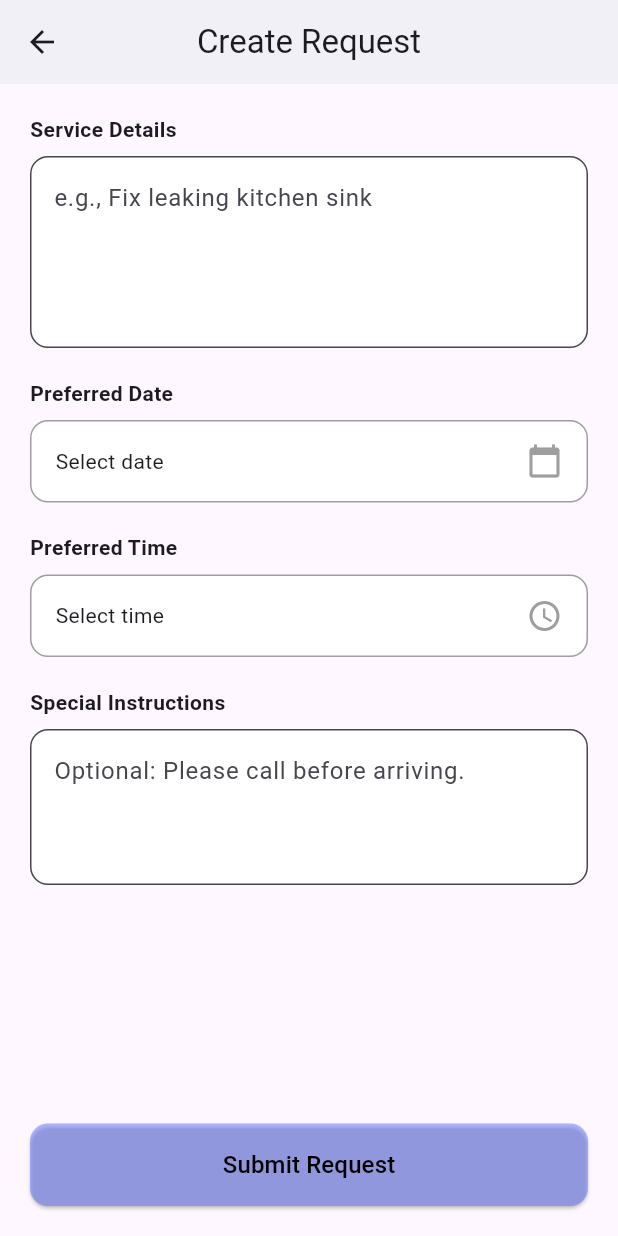
After one commit to S-Dulanjana/ServiceLink, a Flutter app: the CreateRequestPage screen opened directly, on a phone screen of 412 x 824 dp. The commit adds this screen. Run offline on Flutter 3.47's test engine with Material 3 defaults, Android fonts, the light colour scheme and no system bars.

Commit message:
add some pages 3

```diff
--- /dev/null
+++ b/lib/pages/request/create_request.dart
@@ -0,0 +1,234 @@
+import 'package:flutter/material.dart';
+
+class CreateRequestPage extends StatefulWidget {
+  const CreateRequestPage({super.key});
+
+  @override
+  State<CreateRequestPage> createState() => _CreateRequestPageState();
+}
+
+class _CreateRequestPageState extends State<CreateRequestPage> {
+  final TextEditingController serviceController = TextEditingController();
+  final TextEditingController instructionController = TextEditingController();
+
+  DateTime? selectedDate;
+  TimeOfDay? selectedTime;
+
+  @override
+  void dispose() {
+    serviceController.dispose();
+    instructionController.dispose();
+    super.dispose();
+  }
+
+  @override
+  Widget build(BuildContext context) {
+    bool dark = Theme.of(context).brightness == Brightness.dark;
+
+    return Scaffold(
+      appBar: AppBar(
+        backgroundColor: dark
+            ? const Color(0xFF121212)
+            : const Color(0xFFF8F9FA),
+        elevation: 1,
+        leading: IconButton(
+          icon: const Icon(Icons.arrow_back),
+          onPressed: () {
+            if (Navigator.canPop(context)) Navigator.pop(context);
+          },
+        ),
+        title: const Text("Create Request"),
+        centerTitle: true,
+      ),
+
+      // SafeArea kept inside Scaffold so layout is bounded
+      body: SafeArea(
+        child: Padding(
+          padding: const EdgeInsets.all(20),
+          child: Column(
+            children: [
+              // scrollable content
+              Expanded(
+                child: ListView(
+                  children: [
+                    /// SERVICE DETAILS
+                    buildTitle("Service Details"),
+                    buildTextArea(
+                      controller: serviceController,
+                      hint: "e.g., Fix leaking kitchen sink",
+                      maxLines: 4,
+                      dark: dark,
+                    ),
+
+                    const SizedBox(height: 20),
+
+                    /// DATE PICKER
+                    buildTitle("Preferred Date"),
+                    buildPickerField(
+                      hint: selectedDate == null
+                          ? "Select date"
+                          : "${selectedDate!.day}/${selectedDate!.month}/${selectedDate!.year}",
+                      icon: Icons.calendar_today,
+                      onTap: () async {
+                        DateTime? picked = await showDatePicker(
+                          context: context,
+                          initialDate: selectedDate ?? DateTime.now(),
+                          firstDate: DateTime.now(),
+                          lastDate: DateTime(2100),
+                        );
+
+                        if (picked != null) {
+                          setState(() => selectedDate = picked);
+                        }
+                      },
+                      dark: dark,
+                    ),
+
+                    const SizedBox(height: 20),
+
+                    /// TIME PICKER
+                    buildTitle("Preferred Time"),
+                    buildPickerField(
+                      hint: selectedTime == null
+                          ? "Select time"
+                          : selectedTime!.format(context),
+                      icon: Icons.schedule,
+                      onTap: () async {
+                        TimeOfDay? picked = await showTimePicker(
+                          context: context,
+                          initialTime: selectedTime ?? TimeOfDay.now(),
+                        );
+
+                        if (picked != null) {
+                          setState(() => selectedTime = picked);
+                        }
+                      },
+                      dark: dark,
+                    ),
+
+                    const SizedBox(height: 20),
+
+                    /// SPECIAL INSTRUCTIONS
+                    buildTitle("Special Instructions"),
+                    buildTextArea(
+                      controller: instructionController,
+                      hint: "Optional: Please call before arriving.",
+                      maxLines: 3,
+                      dark: dark,
+                    ),
+
+                    // add some bottom padding so the last field is scrolled above the button
+                    const SizedBox(height: 24),
+                  ],
+                ),
+              ),
+
+              // SUBMIT BUTTON (always visible at bottom)
+              SizedBox(
+                width: double.infinity,
+                height: 55,
+                child: ElevatedButton(
+                  onPressed: submitRequest,
+                  style: ElevatedButton.styleFrom(
+                    backgroundColor: const Color(0xFF6A7BFF).withOpacity(0.5),
+                    shape: RoundedRectangleBorder(
+                      borderRadius: BorderRadius.circular(12),
+                    ),
+                  ),
+                  child: const Text(
+                    "Submit Request",
+                    style: TextStyle(fontSize: 16, color: Colors.black),
+                  ),
+                ),
+              ),
+            ],
+          ),
+        ),
+      ),
+    );
+  }
+
+  // ===== WIDGETS =====
+
+  Widget buildTitle(String text) {
+    return Padding(
+      padding: const EdgeInsets.only(bottom: 8),
+      child: Text(text, style: const TextStyle(fontWeight: FontWeight.bold)),
+    );
+  }
+
+  Widget buildTextArea({
+    required TextEditingController controller,
+    required String hint,
+    required int maxLines,
+    required bool dark,
+  }) {
+    return TextField(
+      controller: controller,
+      maxLines: maxLines,
+      decoration: InputDecoration(
+        hintText: hint,
+        filled: true,
+        fillColor: dark ? const Color(0xFF1E1E1E) : Colors.white,
+        border: OutlineInputBorder(
+          borderRadius: BorderRadius.circular(12),
+          borderSide: const BorderSide(color: Colors.grey),
+        ),
+      ),
+    );
+  }
+
+  Widget buildPickerField({
+    required String hint,
+    required IconData icon,
+    required VoidCallback onTap,
+    required bool dark,
+  }) {
+    return InkWell(
+      onTap: onTap,
+      child: Container(
+        height: 55,
+        padding: const EdgeInsets.symmetric(horizontal: 16),
+        alignment: Alignment.centerLeft,
+        decoration: BoxDecoration(
+          color: dark ? const Color(0xFF1E1E1E) : Colors.white,
+          borderRadius: BorderRadius.circular(12),
+          border: Border.all(color: Colors.grey),
+        ),
+        child: Row(
+          mainAxisAlignment: MainAxisAlignment.spaceBetween,
+          children: [
+            Text(hint),
+            Icon(icon, color: Colors.grey),
+          ],
+        ),
+      ),
+    );
+  }
+
+  // ===== SUBMIT FUNCTION =====
+
+  void submitRequest() {
+    if (serviceController.text.isEmpty ||
+        selectedDate == null ||
+        selectedTime == null) {
+      ScaffoldMessenger.of(context).showSnackBar(
+        const SnackBar(content: Text("Please fill all required fields")),
+      );
+      return;
+    }
+
+    // Replace these prints with actual API / DB calls
+    debugPrint("SERVICE: ${serviceController.text}");
+    debugPrint("DATE: $selectedDate");
+    debugPrint("TIME: ${selectedTime!.format(context)}");
+    debugPrint("INSTRUCTIONS: ${instructionController.text}");
+
+    ScaffoldMessenger.of(context).showSnackBar(
+      const SnackBar(content: Text("Request Submitted Successfully")),
+    );
+
+    // Optionally pop back or clear form:
+    // Navigator.pop(context);
+  }
+}
--- a/lib/pages/start_page.dart
+++ b/lib/pages/start_page.dart
@@ -70,7 +70,8 @@ class _SplashScreenState extends State<SplashScreen>
 
   @override
   Widget build(BuildContext context) {
-    return Scaffold(
+    return SafeArea(
+      child: Scaffold(
         body: Column(
           children: [
             // Center content
@@ -157,6 +158,7 @@ class _SplashScreenState extends State<SplashScreen>
             ),
           ],
         ),
+      ),
     );
   }
 }
```
Also changed, not shown: lib/pages/home_screen.dart (+20 -4 lines), lib/pages/login_page.dart (+14 -5 lines), lib/pages/services/home_repair.dart (added, +311 -0 lines). Lines whose indentation alone changed are shown as unchanged.
